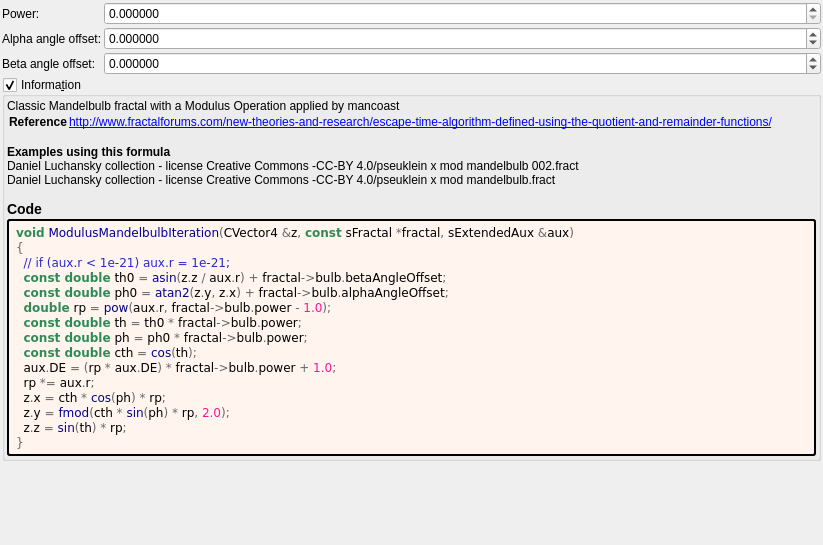
Old version of the form mandelbulber2/formula/ui/modulus_mandelbulb.ui in the repository buddhi1980/mandelbulber2.
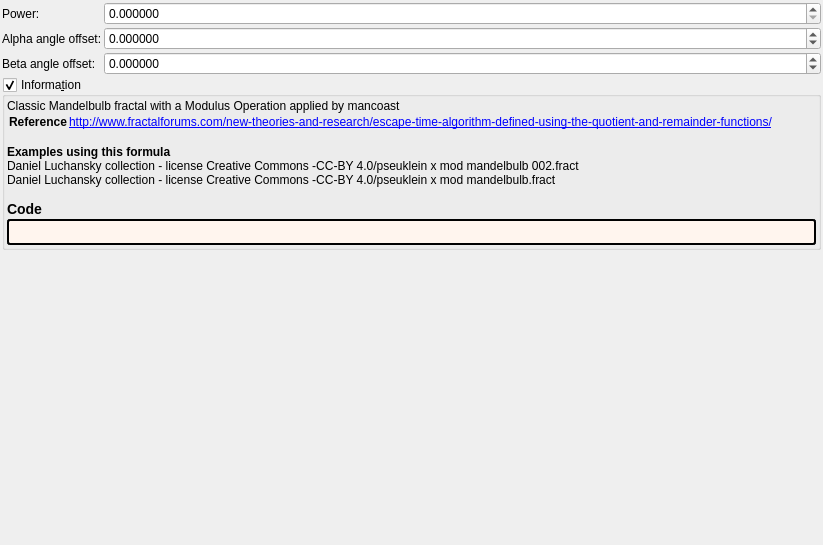
New version of the form. Custom widgets are drawn as their Qt base class.

The edit to the form file:
```diff
--- a/mandelbulber2/formula/ui/modulus_mandelbulb.ui
+++ b/mandelbulber2/formula/ui/modulus_mandelbulb.ui
@@ -194,24 +194,7 @@
          <string notr="true">border-style: outset; border-width: 2px; border-radius: 3px; border-color: black; background-color: #fff5ee; padding: 4px;</string>
         </property>
         <property name="text">
-         <string notr="true">&lt;body style=&quot;background-color:#fff5ee&quot;&gt;
-&lt;pre style=&quot;color:#000000; background-color:#fff5ee;  font-family:'Courier New',monospace;&quot;&gt;&lt;span style=&quot;color:#2e8b57; font-weight:bold&quot;&gt;void&lt;/span&gt; &lt;span style=&quot;color:#00008f&quot;&gt;ModulusMandelbulbIteration&lt;/span&gt;&lt;span style=&quot;color:#676767&quot;&gt;(&lt;/span&gt;CVector4 &lt;span style=&quot;color:#676767&quot;&gt;&amp;amp;&lt;/span&gt;z&lt;span style=&quot;color:#676767&quot;&gt;,&lt;/span&gt; &lt;span style=&quot;color:#2e8b57; font-weight:bold&quot;&gt;const&lt;/span&gt; sFractal &lt;span style=&quot;color:#676767&quot;&gt;*&lt;/span&gt;fractal&lt;span style=&quot;color:#676767&quot;&gt;,&lt;/span&gt; sExtendedAux &lt;span style=&quot;color:#676767&quot;&gt;&amp;amp;&lt;/span&gt;aux&lt;span style=&quot;color:#676767&quot;&gt;)&lt;/span&gt;
-&lt;span style=&quot;color:#676767&quot;&gt;{&lt;/span&gt;
-  &lt;span style=&quot;color:#2929cc&quot;&gt;// if (aux.r &amp;lt; 1e-21) aux.r = 1e-21;&lt;/span&gt;
-  &lt;span style=&quot;color:#2e8b57; font-weight:bold&quot;&gt;const double&lt;/span&gt; th0 &lt;span style=&quot;color:#676767&quot;&gt;=&lt;/span&gt; &lt;span style=&quot;color:#00008f&quot;&gt;asin&lt;/span&gt;&lt;span style=&quot;color:#676767&quot;&gt;(&lt;/span&gt;z&lt;span style=&quot;color:#676767&quot;&gt;.&lt;/span&gt;z &lt;span style=&quot;color:#676767&quot;&gt;/&lt;/span&gt; aux&lt;span style=&quot;color:#676767&quot;&gt;.&lt;/span&gt;r&lt;span style=&quot;color:#676767&quot;&gt;) +&lt;/span&gt; fractal&lt;span style=&quot;color:#676767&quot;&gt;-&amp;gt;&lt;/span&gt;bulb&lt;span style=&quot;color:#676767&quot;&gt;.&lt;/span&gt;betaAngleOffset&lt;span style=&quot;color:#676767&quot;&gt;;&lt;/span&gt;
-  &lt;span style=&quot;color:#2e8b57; font-weight:bold&quot;&gt;const double&lt;/span&gt; ph0 &lt;span style=&quot;color:#676767&quot;&gt;=&lt;/span&gt; &lt;span style=&quot;color:#00008f&quot;&gt;atan2&lt;/span&gt;&lt;span style=&quot;color:#676767&quot;&gt;(&lt;/span&gt;z&lt;span style=&quot;color:#676767&quot;&gt;.&lt;/span&gt;y&lt;span style=&quot;color:#676767&quot;&gt;,&lt;/span&gt; z&lt;span style=&quot;color:#676767&quot;&gt;.&lt;/span&gt;x&lt;span style=&quot;color:#676767&quot;&gt;) +&lt;/span&gt; fractal&lt;span style=&quot;color:#676767&quot;&gt;-&amp;gt;&lt;/span&gt;bulb&lt;span style=&quot;color:#676767&quot;&gt;.&lt;/span&gt;alphaAngleOffset&lt;span style=&quot;color:#676767&quot;&gt;;&lt;/span&gt;
-  &lt;span style=&quot;color:#2e8b57; font-weight:bold&quot;&gt;double&lt;/span&gt; rp &lt;span style=&quot;color:#676767&quot;&gt;=&lt;/span&gt; &lt;span style=&quot;color:#00008f&quot;&gt;pow&lt;/span&gt;&lt;span style=&quot;color:#676767&quot;&gt;(&lt;/span&gt;aux&lt;span style=&quot;color:#676767&quot;&gt;.&lt;/span&gt;r&lt;span style=&quot;color:#676767&quot;&gt;,&lt;/span&gt; fractal&lt;span style=&quot;color:#676767&quot;&gt;-&amp;gt;&lt;/span&gt;bulb&lt;span style=&quot;color:#676767&quot;&gt;.&lt;/span&gt;power &lt;span style=&quot;color:#676767&quot;&gt;-&lt;/span&gt; &lt;span style=&quot;color:#ff1493&quot;&gt;1.0&lt;/span&gt;&lt;span style=&quot;color:#676767&quot;&gt;);&lt;/span&gt;
-  &lt;span style=&quot;color:#2e8b57; font-weight:bold&quot;&gt;const double&lt;/span&gt; th &lt;span style=&quot;color:#676767&quot;&gt;=&lt;/span&gt; th0 &lt;span style=&quot;color:#676767&quot;&gt;*&lt;/span&gt; fractal&lt;span style=&quot;color:#676767&quot;&gt;-&amp;gt;&lt;/span&gt;bulb&lt;span style=&quot;color:#676767&quot;&gt;.&lt;/span&gt;power&lt;span style=&quot;color:#676767&quot;&gt;;&lt;/span&gt;
-  &lt;span style=&quot;color:#2e8b57; font-weight:bold&quot;&gt;const double&lt;/span&gt; ph &lt;span style=&quot;color:#676767&quot;&gt;=&lt;/span&gt; ph0 &lt;span style=&quot;color:#676767&quot;&gt;*&lt;/span&gt; fractal&lt;span style=&quot;color:#676767&quot;&gt;-&amp;gt;&lt;/span&gt;bulb&lt;span style=&quot;color:#676767&quot;&gt;.&lt;/span&gt;power&lt;span style=&quot;color:#676767&quot;&gt;;&lt;/span&gt;
-  &lt;span style=&quot;color:#2e8b57; font-weight:bold&quot;&gt;const double&lt;/span&gt; cth &lt;span style=&quot;color:#676767&quot;&gt;=&lt;/span&gt; &lt;span style=&quot;color:#00008f&quot;&gt;cos&lt;/span&gt;&lt;span style=&quot;color:#676767&quot;&gt;(&lt;/span&gt;th&lt;span style=&quot;color:#676767&quot;&gt;);&lt;/span&gt;
-  aux&lt;span style=&quot;color:#676767&quot;&gt;.&lt;/span&gt;DE &lt;span style=&quot;color:#676767&quot;&gt;= (&lt;/span&gt;rp &lt;span style=&quot;color:#676767&quot;&gt;*&lt;/span&gt; aux&lt;span style=&quot;color:#676767&quot;&gt;.&lt;/span&gt;DE&lt;span style=&quot;color:#676767&quot;&gt;) *&lt;/span&gt; fractal&lt;span style=&quot;color:#676767&quot;&gt;-&amp;gt;&lt;/span&gt;bulb&lt;span style=&quot;color:#676767&quot;&gt;.&lt;/span&gt;power &lt;span style=&quot;color:#676767&quot;&gt;+&lt;/span&gt; &lt;span style=&quot;color:#ff1493&quot;&gt;1.0&lt;/span&gt;&lt;span style=&quot;color:#676767&quot;&gt;;&lt;/span&gt;
-  rp &lt;span style=&quot;color:#676767&quot;&gt;*=&lt;/span&gt; aux&lt;span style=&quot;color:#676767&quot;&gt;.&lt;/span&gt;r&lt;span style=&quot;color:#676767&quot;&gt;;&lt;/span&gt;
-  z&lt;span style=&quot;color:#676767&quot;&gt;.&lt;/span&gt;x &lt;span style=&quot;color:#676767&quot;&gt;=&lt;/span&gt; cth &lt;span style=&quot;color:#676767&quot;&gt;*&lt;/span&gt; &lt;span style=&quot;color:#00008f&quot;&gt;cos&lt;/span&gt;&lt;span style=&quot;color:#676767&quot;&gt;(&lt;/span&gt;ph&lt;span style=&quot;color:#676767&quot;&gt;) *&lt;/span&gt; rp&lt;span style=&quot;color:#676767&quot;&gt;;&lt;/span&gt;
-  z&lt;span style=&quot;color:#676767&quot;&gt;.&lt;/span&gt;y &lt;span style=&quot;color:#676767&quot;&gt;=&lt;/span&gt; &lt;span style=&quot;color:#00008f&quot;&gt;fmod&lt;/span&gt;&lt;span style=&quot;color:#676767&quot;&gt;(&lt;/span&gt;cth &lt;span style=&quot;color:#676767&quot;&gt;*&lt;/span&gt; &lt;span style=&quot;color:#00008f&quot;&gt;sin&lt;/span&gt;&lt;span style=&quot;color:#676767&quot;&gt;(&lt;/span&gt;ph&lt;span style=&quot;color:#676767&quot;&gt;) *&lt;/span&gt; rp&lt;span style=&quot;color:#676767&quot;&gt;,&lt;/span&gt; &lt;span style=&quot;color:#ff1493&quot;&gt;2.0&lt;/span&gt;&lt;span style=&quot;color:#676767&quot;&gt;);&lt;/span&gt;
-  z&lt;span style=&quot;color:#676767&quot;&gt;.&lt;/span&gt;z &lt;span style=&quot;color:#676767&quot;&gt;=&lt;/span&gt; &lt;span style=&quot;color:#00008f&quot;&gt;sin&lt;/span&gt;&lt;span style=&quot;color:#676767&quot;&gt;(&lt;/span&gt;th&lt;span style=&quot;color:#676767&quot;&gt;) *&lt;/span&gt; rp&lt;span style=&quot;color:#676767&quot;&gt;;&lt;/span&gt;
-&lt;span style=&quot;color:#676767&quot;&gt;}&lt;/span&gt;
-&lt;/pre&gt;
-&lt;/body&gt;</string>
+         <string notr="true"></string>
         </property>
         <property name="wordWrap">
          <bool>true</bool>
```
